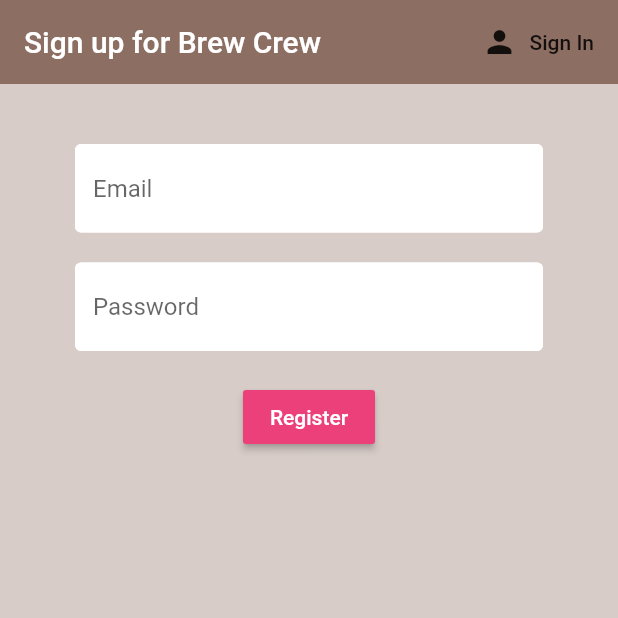
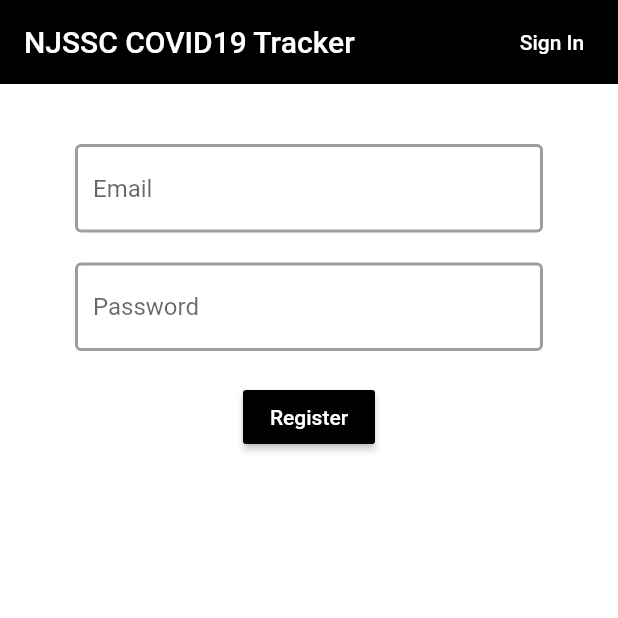
Before and after one commit to tdsimpson/Flutter-App, a Flutter app: the screen it shows after launch, after a tap on "Sign In", after a tap on "Register", on a phone screen of 412 x 824 dp, the top half of it. Run offline on Flutter 3.47's test engine with Material 2 defaults, Android fonts, the phone set to English and light mode, and no system bars; our stand-ins replace cloud_firestore, firebase_auth, flutter_spinkit, shared_preferences, table_calendar; accounts and stored records are empty.

```diff
--- a/lib/main.dart
+++ b/lib/main.dart
@@ -1,8 +1,8 @@
-import 'package:brew_crew/screens/wrapper.dart';
-import 'package:brew_crew/services/auth.dart';
+import 'package:skating_19/screens/wrapper.dart';
+import 'package:skating_19/services/auth.dart';
 import 'package:flutter/material.dart';
 import 'package:provider/provider.dart';
-import 'package:brew_crew/models/user.dart';
+import 'package:skating_19/models/user.dart';
 
 void main() => runApp(MyApp());
 
--- a/lib/screens/authenticate/authenticate.dart
+++ b/lib/screens/authenticate/authenticate.dart
@@ -1,6 +1,6 @@
-import 'package:brew_crew/screens/authenticate/sign_in.dart';
+import 'package:skating_19/screens/authenticate/sign_in.dart';
 import 'package:flutter/material.dart';
-import 'package:brew_crew/screens/authenticate/register.dart';
+import 'package:skating_19/screens/authenticate/register.dart';
 
 class Authenticate extends StatefulWidget {
   @override
--- a/lib/screens/authenticate/register.dart
+++ b/lib/screens/authenticate/register.dart
@@ -1,7 +1,7 @@
 import 'package:flutter/material.dart';
-import 'package:brew_crew/services/auth.dart';
-import 'package:brew_crew/shared/constants.dart';
-import 'package:brew_crew/shared/loading.dart';
+import 'package:skating_19/services/auth.dart';
+import 'package:skating_19/shared/constants.dart';
+import 'package:skating_19/shared/loading.dart';
 
 class Register extends StatefulWidget {
   final Function toggleView;
@@ -26,15 +26,17 @@ class _RegisterState extends State<Register> {
     return loading
         ? Loading()
         : Scaffold(
-            backgroundColor: Colors.brown[100],
+            backgroundColor: Colors.white,
             appBar: AppBar(
-              backgroundColor: Colors.brown[400],
+              backgroundColor: Colors.black,
               elevation: 0.0,
-              title: Text('Sign up for Brew Crew'),
+              title: Text('NJSSC COVID19 Tracker'),
               actions: <Widget>[
-                FlatButton.icon(
-                  icon: Icon(Icons.person),
-                  label: Text('Sign In'),
+                FlatButton(
+                  child: Text(
+                    'Sign In',
+                    style: TextStyle(color: Colors.white),
+                  ),
                   onPressed: () {
                     widget.toggleView();
                   },
@@ -69,7 +71,7 @@ class _RegisterState extends State<Register> {
                         }),
                     SizedBox(height: 20.0),
                     RaisedButton(
-                        color: Colors.pink[400],
+                        color: Colors.black,
                         child: Text(
                           'Register',
                           style: TextStyle(color: Colors.white),
--- a/lib/screens/authenticate/sign_in.dart
+++ b/lib/screens/authenticate/sign_in.dart
@@ -1,7 +1,7 @@
-import 'package:brew_crew/services/auth.dart';
+import 'package:skating_19/services/auth.dart';
 import 'package:flutter/material.dart';
-import 'package:brew_crew/shared/constants.dart';
-import 'package:brew_crew/shared/loading.dart';
+import 'package:skating_19/shared/constants.dart';
+import 'package:skating_19/shared/loading.dart';
 
 class SignIn extends StatefulWidget {
   final Function toggleView;
@@ -26,15 +26,17 @@ class _SignInState extends State<SignIn> {
     return loading
         ? Loading()
         : Scaffold(
-            backgroundColor: Colors.brown[100],
+            backgroundColor: Colors.white,
             appBar: AppBar(
-              backgroundColor: Colors.brown[400],
+              backgroundColor: Colors.black,
               elevation: 0.0,
-              title: Text('Sign in to Brew Crew'),
+              title: Text('NJSSC COVID19 Tracker'),
               actions: <Widget>[
-                FlatButton.icon(
-                  icon: Icon(Icons.person),
-                  label: Text('Register'),
+                FlatButton(
+                  child: Text(
+                    'Register',
+                    style: TextStyle(color: Colors.white),
+                  ),
                   onPressed: () {
                     widget.toggleView();
                   },
@@ -69,7 +71,7 @@ class _SignInState extends State<SignIn> {
                         }),
                     SizedBox(height: 20.0),
                     RaisedButton(
-                        color: Colors.pink[400],
+                        color: Colors.black,
                         child: Text(
                           'Sign In',
                           style: TextStyle(color: Colors.white),
--- a/lib/screens/home/brew_list.dart
+++ b/lib/screens/home/brew_list.dart
@@ -1,7 +1,7 @@
 import 'package:flutter/material.dart';
 import 'package:provider/provider.dart';
-import 'package:brew_crew/models/brew.dart';
-import 'package:brew_crew/screens/home/brew_tile.dart';
+import 'package:skating_19/models/brew.dart';
+import 'package:skating_19/screens/home/brew_tile.dart';
 
 class BrewList extends StatefulWidget {
   @override
--- a/lib/screens/home/brew_tile.dart
+++ b/lib/screens/home/brew_tile.dart
@@ -1,5 +1,5 @@
 import 'package:flutter/material.dart';
-import 'package:brew_crew/models/brew.dart';
+import 'package:skating_19/models/brew.dart';
 
 class BrewTile extends StatelessWidget {
   final Brew brew;
--- a/lib/screens/wrapper.dart
+++ b/lib/screens/wrapper.dart
@@ -1,8 +1,10 @@
-import 'package:brew_crew/models/user.dart';
-import 'package:brew_crew/screens/authenticate/authenticate.dart';
-import 'package:brew_crew/screens/home/home.dart';
+import 'package:skating_19/calendar.dart';
+import 'package:skating_19/models/user.dart';
+import 'package:skating_19/screens/authenticate/authenticate.dart';
+import 'package:skating_19/screens/home/home.dart';
 import 'package:flutter/material.dart';
 import 'package:provider/provider.dart';
+import 'package:skating_19/calendar.dart';
 
 class Wrapper extends StatelessWidget {
   @override
@@ -13,7 +15,7 @@ class Wrapper extends StatelessWidget {
     if (user == null) {
       return Authenticate();
     } else {
-      return Home();
+      return FlutterCalendar();
     }
   }
 }
--- a/lib/services/auth.dart
+++ b/lib/services/auth.dart
@@ -1,5 +1,5 @@
-import 'package:brew_crew/models/user.dart';
-import 'package:brew_crew/services/database.dart';
+import 'package:skating_19/models/user.dart';
+import 'package:skating_19/services/database.dart';
 import 'package:firebase_auth/firebase_auth.dart';
 
 class AuthService {
--- a/lib/services/database.dart
+++ b/lib/services/database.dart
@@ -1,6 +1,6 @@
-import 'package:brew_crew/models/brew.dart';
+import 'package:skating_19/models/brew.dart';
 import 'package:cloud_firestore/cloud_firestore.dart';
-import 'package:brew_crew/models/user.dart';
+import 'package:skating_19/models/user.dart';
 
 class DatabaseService {
   final String uid;
--- a/lib/shared/constants.dart
+++ b/lib/shared/constants.dart
@@ -4,7 +4,7 @@ const textInputDecoration = InputDecoration(
   fillColor: Colors.white,
   filled: true,
   enabledBorder: OutlineInputBorder(
-      borderSide: BorderSide(color: Colors.white, width: 2.0)),
+      borderSide: BorderSide(color: Colors.grey, width: 2.0)),
   focusedBorder: OutlineInputBorder(
-      borderSide: BorderSide(color: Colors.pink, width: 2.0)),
+      borderSide: BorderSide(color: Colors.black, width: 2.0)),
 );
--- a/pubspec.yaml
+++ b/pubspec.yaml
@@ -1,4 +1,4 @@
-name: brew_crew
+name: skating_19
 description: A new Flutter project.
 
 # The following line prevents the package from being accidentally published to
@@ -32,6 +32,8 @@ dependencies:
   cloud_firestore: ^0.12.9+4
   provider: ^3.1.0
   flutter_spinkit: "^4.0.0"
+  table_calendar: ^2.2.3
+  shared_preferences: ^0.5.4+5
 
 
 dev_dependencies:
```
Also changed, not shown: lib/calendar.dart (added, +156 -0 lines), lib/screens/home/home.dart (+5 -5 lines), lib/screens/home/settings_form.dart (+4 -4 lines), pubspec.lock, 4 other files.
